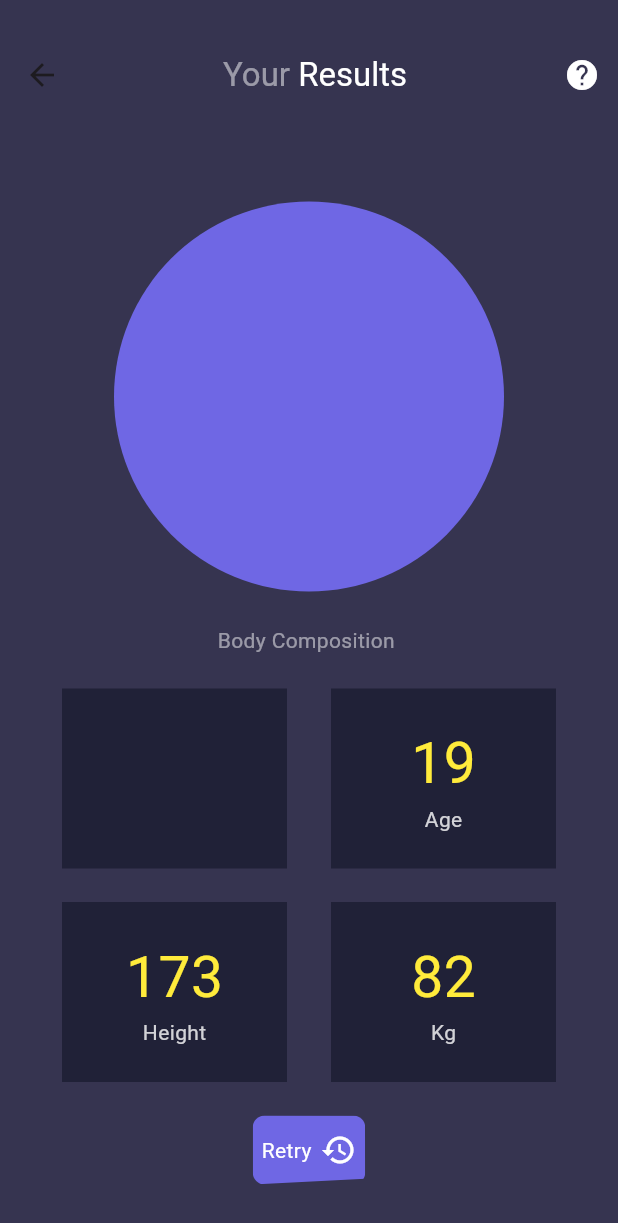
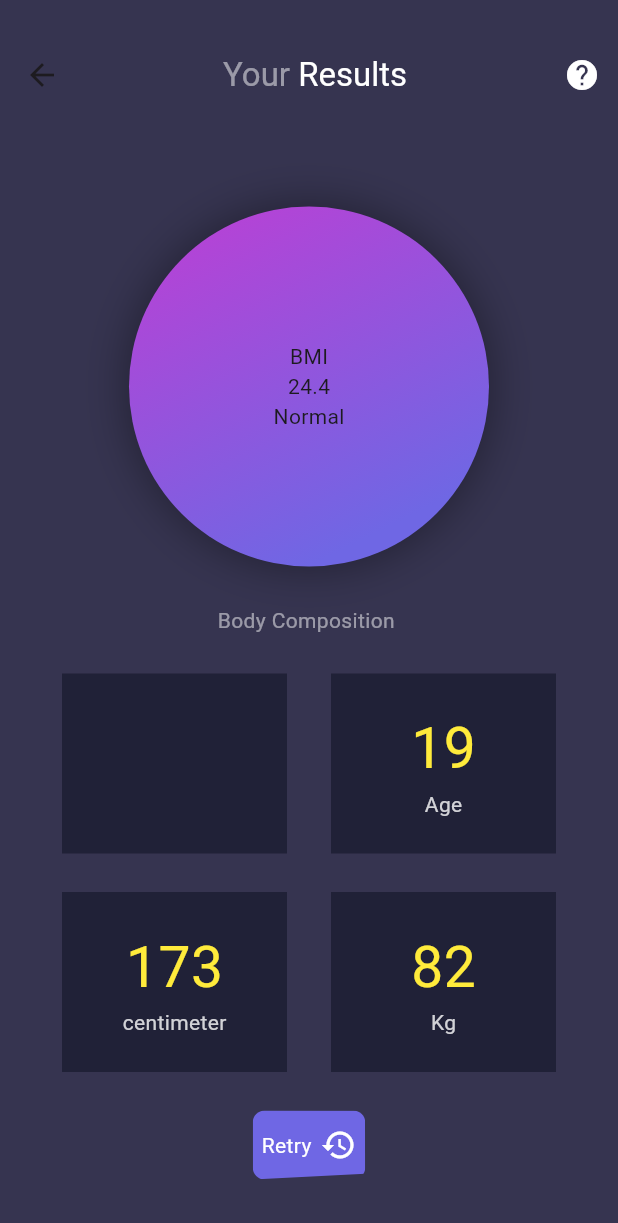
Before and after one commit to sayedmostaf/bmi-flutter, a Flutter app: the ResultPage screen opened directly, on a phone screen of 412 x 824 dp. Shown: the top 1223 px of the screen. Run offline on Flutter 3.47's test engine with Material 3 defaults, Android fonts, the phone set to English and light mode, and no system bars.

Commit message:
refactor code & add themes

```diff
--- a/lib/main.dart
+++ b/lib/main.dart
@@ -1,4 +1,4 @@
-import 'package:bmi/constants.dart';
+import 'package:bmi/view/theme/colors.dart';
 import 'package:bmi/controller/data_input_controller.dart';
 import 'package:bmi/view/pages/home.dart';
 import 'package:flutter/material.dart';
--- a/lib/view/pages/height.dart
+++ b/lib/view/pages/height.dart
@@ -1,4 +1,4 @@
-import 'package:bmi/constants.dart';
+import 'package:bmi/view/theme/colors.dart';
 import 'package:bmi/view/pages/result.dart';
 import 'package:bmi/view/widgets/curved_button.dart';
 import 'package:flutter/material.dart';
--- a/lib/view/pages/home.dart
+++ b/lib/view/pages/home.dart
@@ -1,4 +1,4 @@
-import 'package:bmi/constants.dart';
+import 'package:bmi/view/theme/colors.dart';
 import 'package:bmi/view/pages/height.dart';
 import 'package:bmi/view/widgets/age_picker.dart';
 import 'package:bmi/view/widgets/curved_button.dart';
--- a/lib/view/pages/result.dart
+++ b/lib/view/pages/result.dart
@@ -1,4 +1,4 @@
-import 'package:bmi/constants.dart';
+import 'package:bmi/view/theme/colors.dart';
 import 'package:bmi/view/pages/home.dart';
 import 'package:bmi/view/widgets/composition_tile.dart';
 import 'package:bmi/view/widgets/curved_button.dart';
@@ -53,9 +53,19 @@ class _ResultPageState extends State<ResultPage> {
             mainAxisAlignment: MainAxisAlignment.spaceEvenly,
             crossAxisAlignment: CrossAxisAlignment.center,
             children: [
-              const CircleAvatar(
-                radius: 130,
-                backgroundColor: primary,
+              Container(
+                height: 240,
+                width: 240,
+                decoration: decoratedBoxGradient,
+                child: const Column(
+                  mainAxisAlignment: MainAxisAlignment.center,
+                  crossAxisAlignment: CrossAxisAlignment.center,
+                  children: [
+                    Text('BMI'),
+                    Text('24.4'),
+                    Text('Normal'),
+                  ],
+                ),
               ),
               Text(
                 'Body Composition ',
@@ -82,7 +92,7 @@ class _ResultPageState extends State<ResultPage> {
                 children: [
                   CompositionTile(
                     value: 173.toString(),
-                    title: "Height",
+                    title: "centimeter",
                   ),
                   CompositionTile(
                     value: 82.toString(),
--- a/lib/constants.dart
+++ b/lib/view/theme/colors.dart
@@ -24,3 +24,19 @@ const Color darkBlue = Color.fromRGBO(32, 33, 55, 1);
 const Color grey = Color.fromRGBO(69, 68, 95, 1);
 const Color blue = Color.fromRGBO(117, 158, 242, 1);
 const Color pink = Color.fromRGBO(204, 154, 240, 1);
+const Color intensePink = Color.fromRGBO(190, 62, 212, 1);
+
+const decoratedBoxGradient = BoxDecoration(
+  gradient: LinearGradient(
+      colors: [intensePink, primary],
+      begin: Alignment.topLeft,
+      end: Alignment.bottomCenter),
+  shape: BoxShape.circle,
+  boxShadow: [
+    BoxShadow(
+      color: Colors.black38,
+      blurRadius: 25,
+      spreadRadius: 1,
+    ),
+  ],
+);
--- a/lib/view/widgets/composition_tile.dart
+++ b/lib/view/widgets/composition_tile.dart
@@ -1,4 +1,4 @@
-import 'package:bmi/constants.dart';
+import 'package:bmi/view/theme/colors.dart';
 import 'package:flutter/material.dart';
 
 class CompositionTile extends StatelessWidget {
--- a/lib/view/widgets/curved_button.dart
+++ b/lib/view/widgets/curved_button.dart
@@ -1,4 +1,4 @@
-import 'package:bmi/constants.dart';
+import 'package:bmi/view/theme/colors.dart';
 import 'package:bmi/view/widgets/curve.dart';
 import 'package:flutter/material.dart';
 
--- a/lib/view/widgets/gender_picker.dart
+++ b/lib/view/widgets/gender_picker.dart
@@ -1,4 +1,4 @@
-import 'package:bmi/constants.dart';
+import 'package:bmi/view/theme/colors.dart';
 import 'package:bmi/data/models/gender.dart';
 import 'package:bmi/view/widgets/gender_selection_tile.dart';
 import 'package:flutter/material.dart';
--- a/lib/view/widgets/weight_picker.dart
+++ b/lib/view/widgets/weight_picker.dart
@@ -1,7 +1,7 @@
 import 'package:bmi/view/widgets/pentagon.dart';
 import 'package:flutter/material.dart';
 
-import '../../constants.dart';
+import '../theme/colors.dart';
 
 class WeightPicker extends StatefulWidget {
   const WeightPicker({super.key});
@@ -80,6 +80,7 @@ class _WeightPickerState extends State<WeightPicker> {
                       child: Text(
                         "${text.data}",
                         style: TextStyle(
+                            fontWeight: isActive ? FontWeight.normal : null,
                             color: Colors.white.withOpacity(isActive
                                 ? 1
                                 : isNextLeftClose || isNextRightClose
```
Also changed, not shown: lib/view/theme/typography.dart (added, +14 -0 lines), lib/view/widgets/age_indicator.dart (+7 -10 lines), lib/view/widgets/gender_selection_tile.dart (+5 -6 lines).
